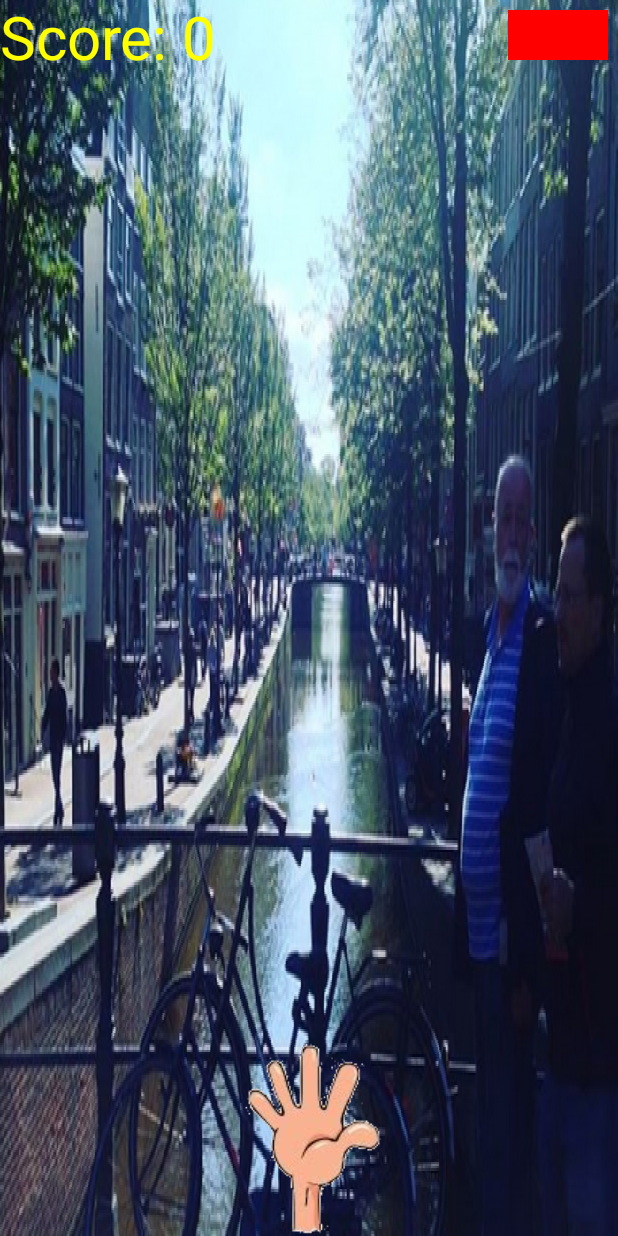
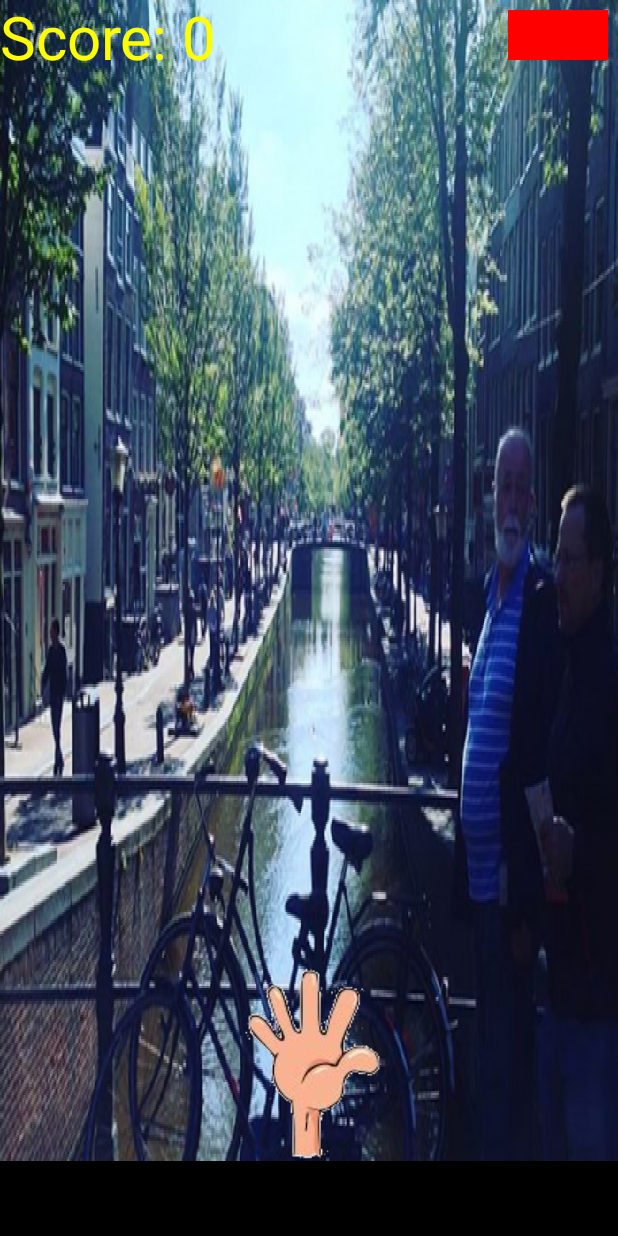
Before and after one commit to rickbala/feedthebirds, an Android app: the screen it shows after launch (StartGame), after a tap on an icon or button, on a phone screen of 412 x 824 dp. Run offline under Robolectric (Android 15) with nearby library versions, the phone set to English and light mode, and no system bars; our stand-ins replace AdMob.

Commit message:
addding 50dp in minHeight for the top test Ad layout banner

```diff
--- a/app/src/main/java/com/rickbala/myfrickinggame/GameView.java
+++ b/app/src/main/java/com/rickbala/myfrickinggame/GameView.java
@@ -83,8 +83,11 @@ public class GameView extends View{
         Display display = ((Activity)getContext()).getWindowManager().getDefaultDisplay();
         Point size = new Point();
         display.getSize(size);
+
+        int px = (int)(50 * getResources().getDisplayMetrics().density + 0.5f);//50dp for the ad
         dWidth = size.x;
-        dHeight = size.y;
+        dHeight = size.y - px;
+
         rect = new Rect(0, 0, dWidth, dHeight);
         hearteds = new ArrayList<>();
 
--- a/app/src/main/java/com/rickbala/myfrickinggame/MainActivity.java
+++ b/app/src/main/java/com/rickbala/myfrickinggame/MainActivity.java
@@ -5,11 +5,7 @@ import android.content.Intent;
 import android.os.Bundle;
 import android.view.View;
 
-import com.google.android.gms.ads.AdRequest;
 import com.google.android.gms.ads.AdView;
-import com.google.android.gms.ads.MobileAds;
-import com.google.android.gms.ads.initialization.InitializationStatus;
-import com.google.android.gms.ads.initialization.OnInitializationCompleteListener;
 
 public class MainActivity extends Activity {
 
@@ -20,15 +16,6 @@ public class MainActivity extends Activity {
         super.onCreate(savedInstanceState);
 
         setContentView(R.layout.activity_main);
-
-        MobileAds.initialize(this, new OnInitializationCompleteListener() {
-            @Override
-            public void onInitializationComplete(InitializationStatus initializationStatus) {
-            }
-        });
-        adView = findViewById(R.id.adView);
-        AdRequest adRequest = new AdRequest.Builder().build();
-        adView.loadAd(adRequest);
     }
 
     public void startGame(View v){
--- a/app/src/main/java/com/rickbala/myfrickinggame/StartGame.java
+++ b/app/src/main/java/com/rickbala/myfrickinggame/StartGame.java
@@ -25,7 +25,6 @@ public class StartGame extends Activity {
 
         this.getWindow().addFlags(WindowManager.LayoutParams.FLAG_KEEP_SCREEN_ON);
 
-        //use start_game.xml as layout
         setContentView(R.layout.start_game);
 
         MobileAds.initialize(this, new OnInitializationCompleteListener() {
@@ -56,4 +55,5 @@ public class StartGame extends Activity {
         Intent toStopBGMusic = new Intent(this, MusicService.class);
         stopService(toStopBGMusic);
     }
+
 }
--- a/app/src/main/res/layout/start_game.xml
+++ b/app/src/main/res/layout/start_game.xml
@@ -15,6 +15,7 @@
         android:layout_height="wrap_content"
         android:layout_centerHorizontal="true"
         android:background="@android:color/black"
+        android:minHeight="50dp"
         ads:adSize="BANNER"
         ads:adUnitId="ca-app-pub-3940256099942544/6300978111">
     </com.google.android.gms.ads.AdView>
@@ -23,6 +24,7 @@
         android:id="@+id/gameFrameLayout"
         android:layout_width="match_parent"
         android:layout_height="match_parent"
+        android:background="@android:color/black"
         android:layout_below="@id/adView" />
 
 </RelativeLayout>
```
Also changed, not shown: app/src/main/res/layout/activity_main.xml (+0 -12 lines).
